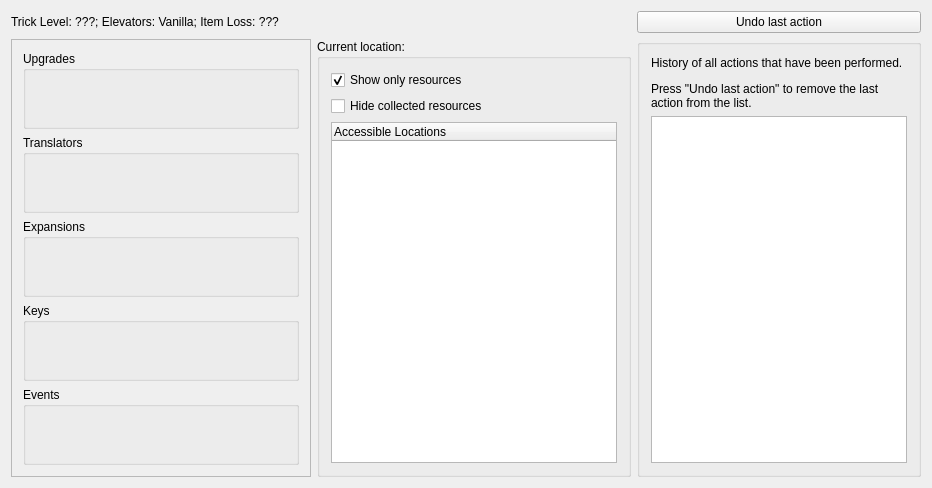
First picture: the form in randovania/gui/tracker_window.ui, repository randovania/randovania, before the edit.
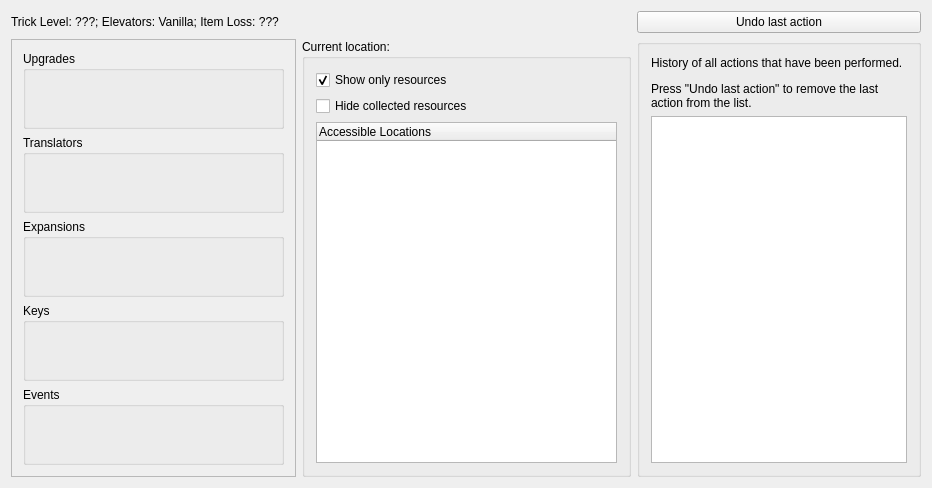
Second picture: the form after the edit.

The edit to the form file:
```diff
--- a/randovania/gui/tracker_window.ui
+++ b/randovania/gui/tracker_window.ui
@@ -79,7 +79,7 @@
       </property>
       <property name="minimumSize">
        <size>
-        <width>300</width>
+        <width>285</width>
         <height>0</height>
        </size>
       </property>
@@ -91,7 +91,7 @@
         <rect>
          <x>0</x>
          <y>0</y>
-         <width>298</width>
+         <width>283</width>
          <height>418</height>
         </rect>
        </property>
```
